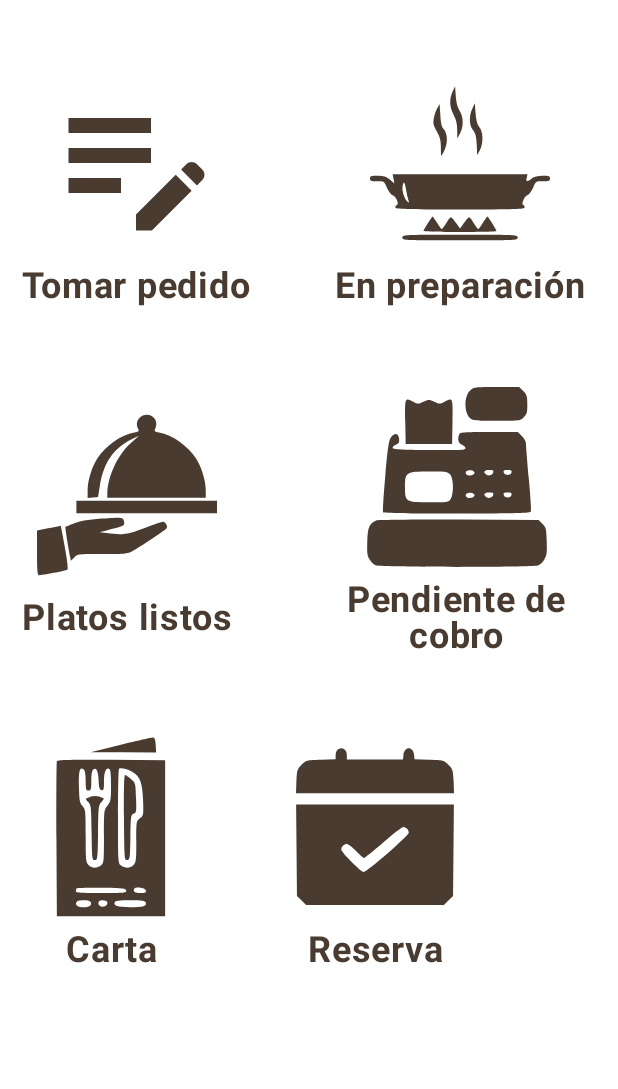
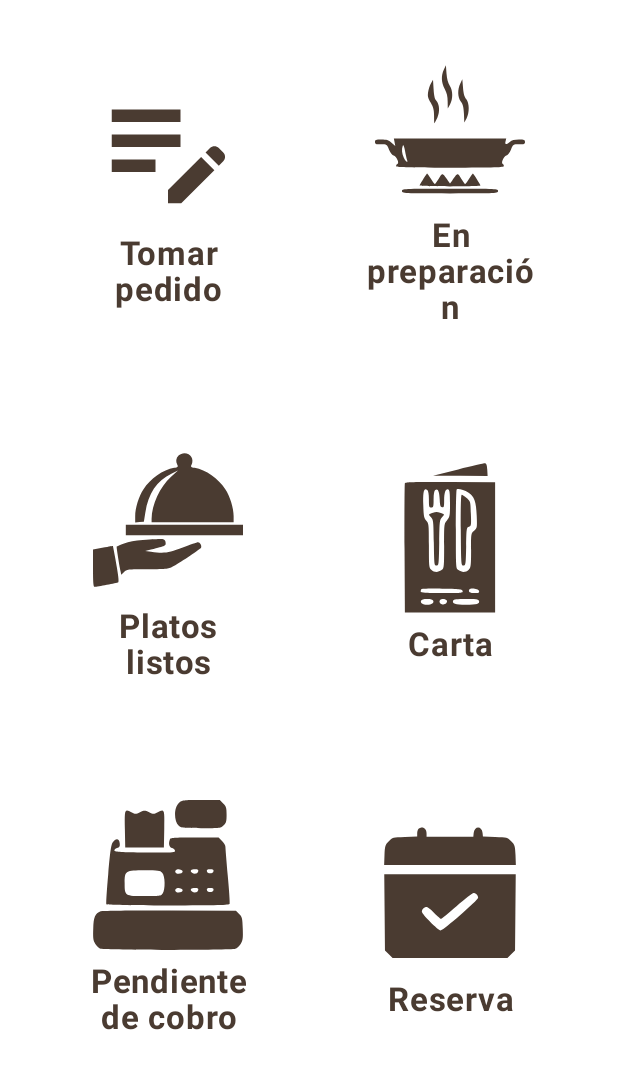
Before and after one commit to rluquea95/proyecto_comandas, an Android app built with Jetpack Compose: the MainMenuScreen screen opened through its navigation route, on a phone screen of 412 x 824 dp, the part 96-1185 px from its top. Run offline under Robolectric (Android 15) with nearby library versions, the phone set to English and light mode, and no system bars; our stand-ins replace Dagger/Hilt's generated code, Firebase (no records; nobody signed in at launch, a user with empty details on screens opened directly).

Commit message:
Mejora en la alineación de los iconos de MainMenu. Añadido mostrar/ocultar contraseña en Login. Añadir comentarios al código en general.

```diff
--- a/app/build.gradle.kts
+++ b/app/build.gradle.kts
@@ -56,6 +56,7 @@ dependencies {
     implementation(libs.androidx.ui.graphics)
     implementation(libs.androidx.ui.tooling.preview)
     implementation(libs.androidx.material3)
+    implementation(libs.androidx.material.icons.extended.android)
 
     // ViewModel para Jetpack Compose
     implementation(libs.androidx.lifecycle.viewmodel.compose)
@@ -74,6 +75,7 @@ dependencies {
 
     // Hilt para inyectar dependencias
     implementation(libs.hilt.android)
+    implementation(libs.androidx.animation.core.lint)
     kapt(libs.hilt.compiler)
     implementation(libs.androidx.hilt.navigation.compose)
 
--- a/app/src/main/java/com/example/readytapas/ui/components/TopBarWithMenu.kt
+++ b/app/src/main/java/com/example/readytapas/ui/components/TopBarWithMenu.kt
@@ -1,6 +1,5 @@
 package com.example.readytapas.ui.components
 
-import androidx.compose.foundation.background
 import androidx.compose.foundation.layout.Box
 import androidx.compose.foundation.layout.fillMaxWidth
 import androidx.compose.foundation.layout.size
@@ -8,7 +7,6 @@ import androidx.compose.ui.tooling.preview.Preview
 import androidx.compose.material.icons.Icons
 import androidx.compose.material.icons.automirrored.filled.ArrowBack
 import androidx.compose.material.icons.filled.AccountCircle
-import androidx.compose.material.icons.filled.ArrowBack
 import androidx.compose.material3.*
 import androidx.compose.runtime.*
 import androidx.compose.ui.Alignment
@@ -19,6 +17,12 @@ import androidx.compose.ui.unit.sp
 import com.example.readytapas.ui.theme.BarBlancoHuesoTexto
 import com.example.readytapas.ui.theme.BarGrisMedio
 import com.example.readytapas.ui.theme.BarMarronOscuro
+
+/*
+* Para usar TopAppBar debemos añadir esta anotación, ya que no es una función
+* que esté en su versión final, por lo que pueden surgir errores inesperados
+* o incluso que ciertas funcionalidades sean descartadas en futuras versiones.
+*/
 
 @OptIn(ExperimentalMaterial3Api::class)
 @Composable
@@ -37,7 +41,7 @@ fun TopBarWithMenu(
             titleContentColor = BarBlancoHuesoTexto,
         ),
         navigationIcon = {
-            // Mostrar el botón de retroceso solo si `showBackButton` es true
+            // Mostrar el botón de retroceso solo si `showBackButton` es true y onBackClick no es null
             if (showBackButton && onBackClick != null) {
                 IconButton(onClick = onBackClick) {
                     Icon(
@@ -49,9 +53,16 @@ fun TopBarWithMenu(
             }
         },
         title = {
+            //Usamos Box para controlar la alineación del texto
             Box(modifier = Modifier.fillMaxWidth()) {
                 Text(
                     title,
+                    /*
+                    * Se evalua el valor de titleAlignment para determinar como se alinea el texto:
+                    * TextAlign.Center -> centro.
+                    * TextAlign.End -> derecha.
+                    * Sino, izquierda.
+                    */
                     modifier = Modifier.align(
                         when (titleAlignment) {
                             TextAlign.Center -> Alignment.Center
@@ -76,7 +87,7 @@ fun TopBarWithMenu(
             DropdownMenu(
                 expanded = expanded,
                 containerColor = BarGrisMedio,
-                onDismissRequest = { expanded = false }
+                onDismissRequest = { expanded = false } // Cierra el menú al hacer clic fuera de él
             ) {
                 DropdownMenuItem(
                     text = { Text("Cerrar sesión", color = BarBlancoHuesoTexto, fontSize = 20.sp) },
@@ -97,5 +108,6 @@ fun PreviewTopBar() {
         title = "Ready Tapas",
         onLogoutClick = {},
         showBackButton = true,
-        onBackClick = { /* Acción de retroceso */ })
+        onBackClick = {}
+    )
 }
--- a/app/src/main/java/com/example/readytapas/ui/screens/mainmenu/MainMenuScreen.kt
+++ b/app/src/main/java/com/example/readytapas/ui/screens/mainmenu/MainMenuScreen.kt
@@ -25,86 +25,113 @@ import com.example.readytapas.ui.theme.BarBeigeClaro
 import com.example.readytapas.ui.theme.BarBlancoHuesoTexto
 import com.example.readytapas.ui.theme.BarMarronOscuro
 
+
+private val rowVerticalSpacing = 50.dp // Espacio vertical entre las filas
+private val menuItemSpacing = 40.dp // Espacio horizontal entre los elementos del menú
+
 @Composable
 fun MainMenuScreen(
     onLogoutClick: () -> Unit,
     navController: NavController
 ) {
-    Box(
-        modifier = Modifier
-            .fillMaxSize()
-            .background(BarBlancoHuesoTexto)
-    ) {
-        TopBarWithMenu(
-            title = "Ready Tapas",
-            onLogoutClick = onLogoutClick,
-            showBackButton = false
-        )
-
+    //Con Scaffold podemos evitar que el contenido se solape con la barra superior (TopBarWithMenu)
+    //Definimos el color de fondo de la pantalla
+    Scaffold(
+        topBar = {
+            TopBarWithMenu(
+                title = "Ready Tapas",
+                onLogoutClick = onLogoutClick,
+                showBackButton = false
+            )
+        },
+        containerColor = BarBlancoHuesoTexto
+    ) { innerPadding ->
+        //Contenedor principal de los iconos del menú
         Column(
-            modifier = Modifier.fillMaxSize(),
-            verticalArrangement = Arrangement.Center,
+            modifier = Modifier
+                .fillMaxSize()
+                .padding(innerPadding), // Aplicar el padding definido en Scaffold
             horizontalAlignment = Alignment.CenterHorizontally
         ) {
-            // Los botones de la pantalla principal
+            Spacer(modifier = Modifier.height(22.dp))
+
+            // Fila 1
             Row(
                 modifier = Modifier.fillMaxWidth(),
-                horizontalArrangement = Arrangement.spacedBy(28.dp),
+                horizontalArrangement = Arrangement.Center, //Los centrará horizontalmente
                 verticalAlignment = Alignment.CenterVertically
             ) {
+                //Icono de tomar pedido
                 MenuItem(
                     painter = painterResource(id = R.drawable.tomar_notas),
                     text = "Tomar pedido",
-                    onClick = { navController.navigate("tomarPedido") } // Navegar a la pantalla de tomar pedido
+                    onClick = { navController.navigate("tomarPedido") }
                 )
+
+                Spacer(modifier = Modifier.width(menuItemSpacing))
+
+                //Icono de en preparación
                 MenuItem(
                     painter = painterResource(id = R.drawable.en_preparacion),
                     text = "En preparación",
-                    onClick = { navController.navigate("enPreparacion") } // Navegar a la pantalla "En preparación"
+                    onClick = { navController.navigate("enPreparacion") }
                 )
             }
 
-            Spacer(modifier = Modifier.height(25.dp))
+            Spacer(modifier = Modifier.height(rowVerticalSpacing))
 
+            // Fila 2
             Row(
                 modifier = Modifier.fillMaxWidth(),
-                horizontalArrangement = Arrangement.spacedBy(28.dp),
+                horizontalArrangement = Arrangement.Center,
                 verticalAlignment = Alignment.CenterVertically
             ) {
+                //Icono de platos listos
                 MenuItem(
                     painter = painterResource(id = R.drawable.platos_listos),
                     text = "Platos listos",
-                    onClick = { navController.navigate("platosListos") } // Navegar a la pantalla de platos listos
+                    onClick = { navController.navigate("platosListos") }
                 )
+
+                Spacer(modifier = Modifier.width(menuItemSpacing))
+
+                //Icono de carta
+                MenuItem(
+                    painter = painterResource(id = R.drawable.carta),
+                    text = "Carta",
+                    onClick = { navController.navigate("carta") }
+                )
+            }
+
+            Spacer(modifier = Modifier.height(rowVerticalSpacing))
+
+            // Fila 3
+            Row(
+                modifier = Modifier.fillMaxWidth(),
+                horizontalArrangement = Arrangement.Center,
+                verticalAlignment = Alignment.CenterVertically
+            ) {
+                //Icono de pendiente de cobro
                 MenuItem(
                     painter = painterResource(id = R.drawable.pendiente_cobro),
                     text = "Pendiente de cobro",
-                    onClick = { navController.navigate("pendienteCobro") } // Navegar a la pantalla de pendiente de cobro
+                    onClick = { navController.navigate("pendienteCobro") }
                 )
-            }
 
-            Spacer(modifier = Modifier.height(25.dp))
+                Spacer(modifier = Modifier.width(menuItemSpacing))
 
-            Row(
-                modifier = Modifier.fillMaxWidth(),
-                horizontalArrangement = Arrangement.spacedBy(28.dp),
-                verticalAlignment = Alignment.CenterVertically
-            ) {
-                MenuItem(
-                    painter = painterResource(id = R.drawable.carta),
-                    text = "Carta",
-                    onClick = { navController.navigate("carta") } // Navegar a la pantalla de la carta
-                )
+                //Icono de reservas
                 MenuItem(
                     painter = painterResource(id = R.drawable.reservas),
                     text = "Reserva",
-                    onClick = { navController.navigate("reservas") } // Navegar a la pantalla de reservas
+                    onClick = { navController.navigate("reservas") }
                 )
             }
         }
     }
 }
 
+// Composable para cada elemento del menú
 @Composable
 fun MenuItem(
     painter: Painter,
@@ -114,22 +141,26 @@ fun MenuItem(
     Column(
         modifier = Modifier
             .clickable { onClick() }
-            .padding(14.dp),
+            .padding(horizontal = 14.dp, vertical = 14.dp),
         horizontalAlignment = Alignment.CenterHorizontally,
     ) {
+
         Image(
             painter = painter,
             contentDescription = text,
-            modifier = Modifier.size(120.dp),
-            colorFilter = ColorFilter.tint(BarMarronOscuro)
+            modifier = Modifier.size(100.dp),
+            colorFilter = ColorFilter.tint(BarMarronOscuro) //Aplica el color al icono
         )
+
         Spacer(modifier = Modifier.height(8.dp))
+
         Text(
             text,
-            fontSize = 24.sp,
+            modifier = Modifier.width(120.dp),
+            fontSize = 22.sp,
             color = BarMarronOscuro,
             textAlign = TextAlign.Center,
-            fontWeight = FontWeight.Bold
+            fontWeight = FontWeight.Bold,
         )
     }
 }
@@ -137,10 +168,10 @@ fun MenuItem(
 @Preview
 @Composable
 fun PreviewMainMenuScreen() {
-    // Creamos un NavController simulado para el Preview
+    // Creamos un NavController simulado para la vista previa (Preview)
     val navController = rememberNavController()
 
-    // Llamamos a MainMenuScreen con un onLogoutClick vacío (para la vista previa)
+    // Llamamos a MainMenuScreen con onLogoutClick vacío (para la vista previa)
     MainMenuScreen(
         onLogoutClick = { /* Acción de logout vacía para el preview */ },
         navController = navController
--- a/gradle/libs.versions.toml
+++ b/gradle/libs.versions.toml
@@ -11,15 +11,18 @@ espressoCore = "3.6.1"
 lifecycleRuntimeKtx = "2.8.7"
 activityCompose = "1.10.1"
 composeBom = "2025.04.00"
+materialIconsExtendedAndroidVersion = "1.7.8"
 runtimeLivedata = "1.7.8"
 firebaseAuthKtx = "23.2.0"
 navigationCompose = "2.8.9"
 hilt = "2.48"
+animationCoreLint = "1.8.0"
 
 [libraries]
 androidx-core-ktx = { group = "androidx.core", name = "core-ktx", version.ref = "coreKtx" }
 androidx-hilt-navigation-compose = { module = "androidx.hilt:hilt-navigation-compose", version.ref = "hiltNavigationCompose" }
 androidx-lifecycle-viewmodel-compose = { module = "androidx.lifecycle:lifecycle-viewmodel-compose" }
+androidx-material-icons-extended-android = { module = "androidx.compose.material:material-icons-extended-android", version.ref = "materialIconsExtendedAndroidVersion" }
 coil-compose = { module = "io.coil-kt:coil-compose", version.ref = "coilCompose" }
 firebase-analytics = { module = "com.google.firebase:firebase-analytics" }
 firebase-bom = { module = "com.google.firebase:firebase-bom", version.ref = "firebaseBom" }
@@ -42,6 +45,7 @@ androidx-material3 = { group = "androidx.compose.material3", name = "material3"
 androidx-runtime-livedata = { group = "androidx.compose.runtime", name = "runtime-livedata", version.ref = "runtimeLivedata" }
 firebase-auth-ktx = { group = "com.google.firebase", name = "firebase-auth-ktx", version.ref = "firebaseAuthKtx" }
 androidx-navigation-compose = { group = "androidx.navigation", name = "navigation-compose", version.ref = "navigationCompose" }
+androidx-animation-core-lint = { group = "androidx.compose.animation", name = "animation-core-lint", version.ref = "animationCoreLint" }
 
 
 [plugins]
```
Also changed, not shown: app/src/main/java/com/example/readytapas/ui/screens/login/LoginScreen.kt (+24 -12 lines), app/src/main/java/com/example/readytapas/ui/screens/login/LoginViewModel.kt (+6 -4 lines).
